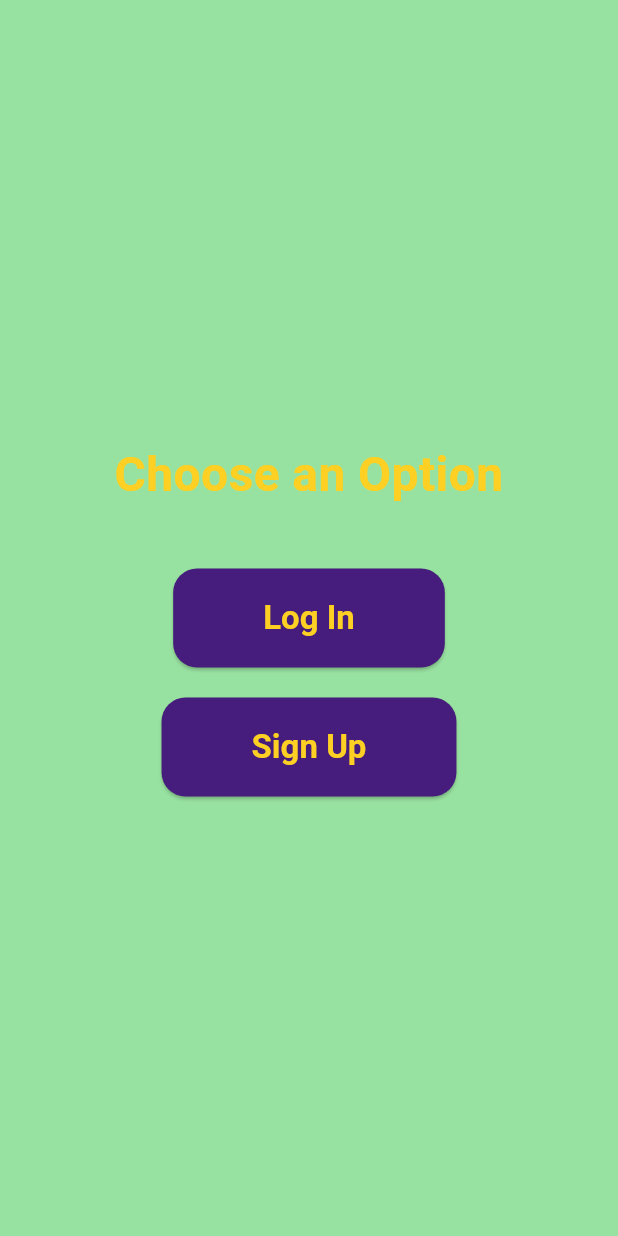
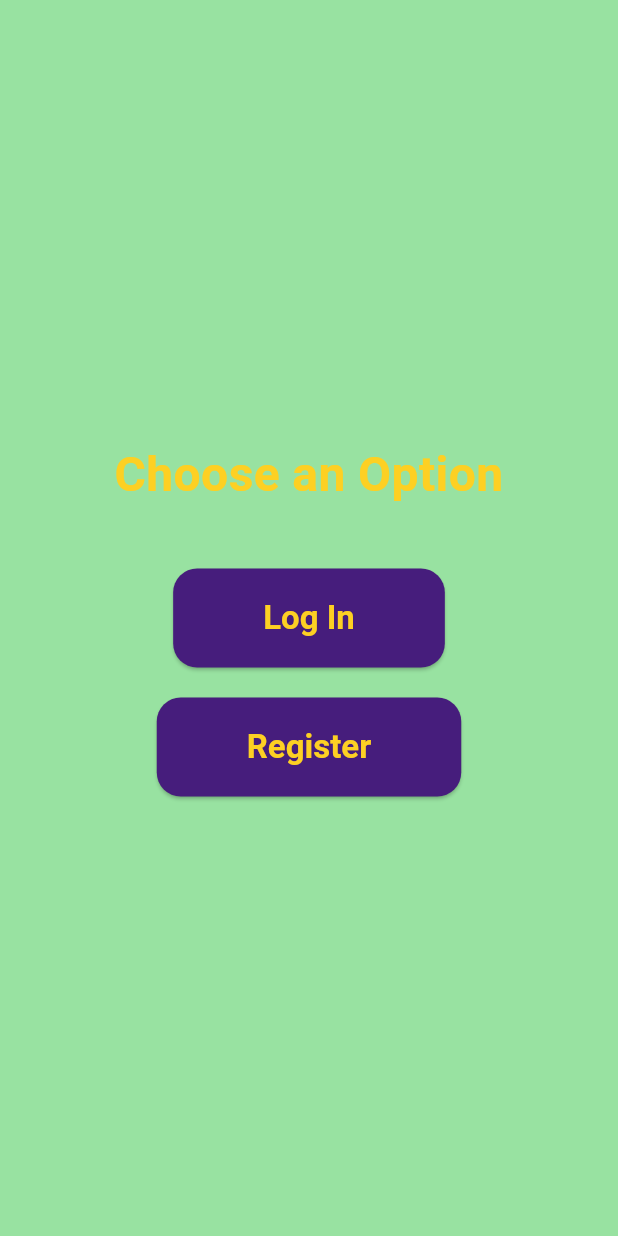
Before and after one commit to maureensanchez99/Geaux-Hack-2025, a Flutter app: the LandingPage screen opened directly, on a phone screen of 412 x 824 dp. Run offline on Flutter 3.47's test engine with Material 3 defaults, Android fonts, the phone set to English and light mode, and no system bars; Roboto replaces fonts that are missing (Merienda, Poppins).

Commit message:
idk anymore

```diff
--- a/naturequest/lib/pages/landing.dart
+++ b/naturequest/lib/pages/landing.dart
@@ -50,7 +50,7 @@ class LandingPage extends StatelessWidget {
                 padding: const EdgeInsets.symmetric(horizontal: 60, vertical: 20),
               ),
               child: const Text(
-                'Sign Up',
+                'Register',
                 style: TextStyle(fontSize: 22),
               ),
             ),
```
